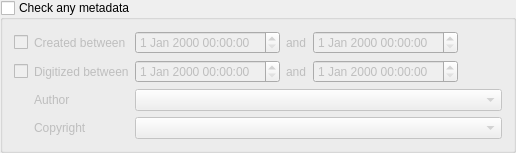
Old version of the form dialogs/selection/anymetadatagroupbox.ui in the repository marek629/SIR.
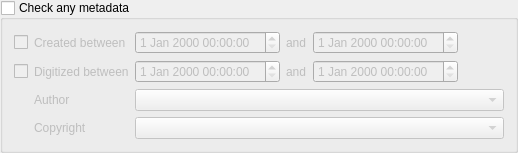
New version of the form. Custom widgets are drawn as their Qt base class.

The edit to the form file:
```diff
--- a/dialogs/selection/anymetadatagroupbox.ui
+++ b/dialogs/selection/anymetadatagroupbox.ui
@@ -2,23 +2,6 @@
 <ui version="4.0">
  <class>AnyMetadataGroupBox</class>
  <widget class="QGroupBox" name="AnyMetadataGroupBox">
-  <property name="geometry">
-   <rect>
-    <x>0</x>
-    <y>0</y>
-    <width>516</width>
-    <height>136</height>
-   </rect>
-  </property>
-  <property name="sizePolicy">
-   <sizepolicy hsizetype="Preferred" vsizetype="Fixed">
-    <horstretch>0</horstretch>
-    <verstretch>0</verstretch>
-   </sizepolicy>
-  </property>
-  <property name="windowTitle">
-   <string>GroupBox</string>
-  </property>
   <property name="title">
    <string>Check any metadata</string>
   </property>
```
